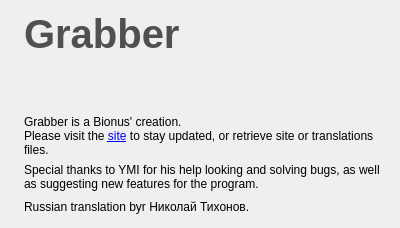
Old version of the form gui/src/aboutwindow.ui in the repository Bionus/imgbrd-grabber.
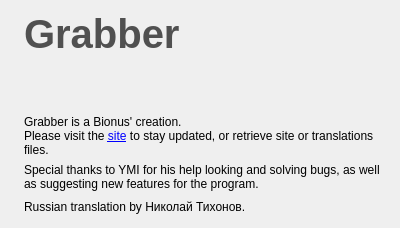
New version of the form. Icons and pictures are not drawn.

Commit message: Fix typo in about window (fix #1154)

Diff of the .ui file:
```diff
--- a/gui/src/aboutwindow.ui
+++ b/gui/src/aboutwindow.ui
@@ -86,7 +86,7 @@
      <item>
       <widget class="QLabel" name="labelCredits">
        <property name="text">
-        <string>Russian translation byr Николай Тихонов.</string>
+        <string>Russian translation by Николай Тихонов.</string>
        </property>
       </widget>
      </item>
```
The commit also changes 6 other files.
